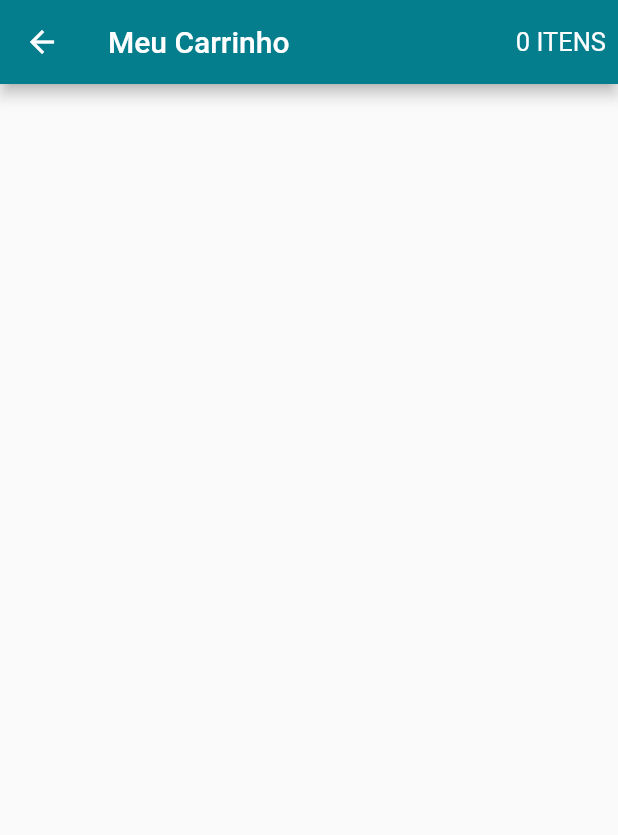
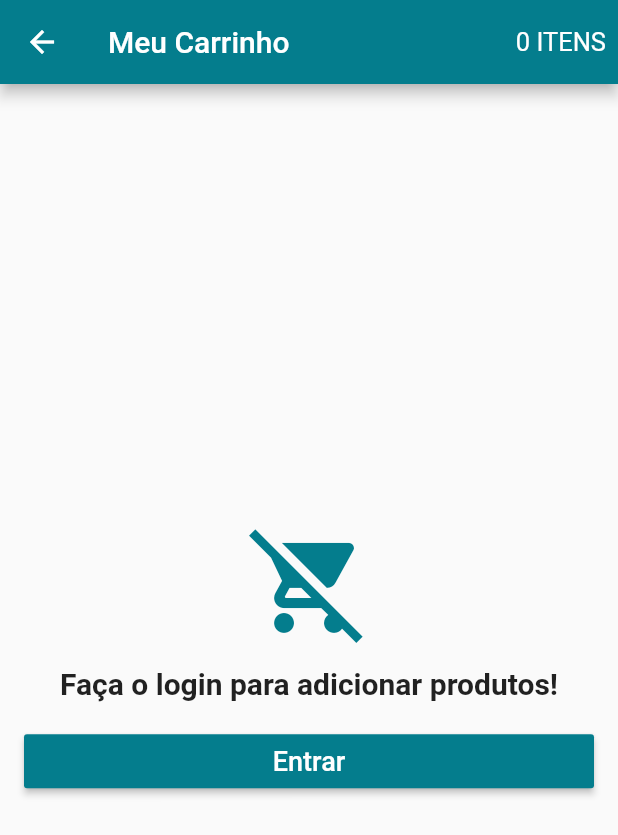
Before and after one commit to osvaldinei/openstoreapp_client, a Flutter app: the CartScreen screen opened directly, on a phone screen of 412 x 824 dp. Shown: the top 835 px of the screen. Run offline on Flutter 3.47's test engine with Material 2 defaults, Android fonts, the phone set to English and light mode, and no system bars; our stand-ins replace carousel_pro, cloud_firestore, firebase_auth, firebase_core, transparent_image; accounts and stored records are empty.

Commit message:
Body Cart

```diff
--- a/lib/models/cart_model.dart
+++ b/lib/models/cart_model.dart
@@ -8,6 +8,8 @@ class CartModel extends Model{
 
   UserModel user;
   List<CartProduct> products = [];
+
+  bool isLoading = false;
 
   CartModel(this.user);
 
--- a/lib/screens/cart_screen.dart
+++ b/lib/screens/cart_screen.dart
@@ -1,5 +1,7 @@
 import 'package:flutter/material.dart';
 import 'package:openstoreapp_client/models/cart_model.dart';
+import 'package:openstoreapp_client/models/user_model.dart';
+import 'package:openstoreapp_client/screens/login_screen.dart';
 import 'package:scoped_model/scoped_model.dart';
 
 class CartScreen extends StatelessWidget {
@@ -13,19 +15,66 @@ class CartScreen extends StatelessWidget {
             padding: EdgeInsets.only(right: 8.0),
             alignment: Alignment.center,
             child: ScopedModelDescendant<CartModel>(
-              builder: (context, child, model){
-                 int p = model.products.length;
+              builder: (context, child, model) {
+                int p = model.products.length;
                 return Text(
-                  "${p ?? 0} ${p == 1 ? "ITEM" : "ITENS" }",
+                  "${p ?? 0} ${p == 1 ? "ITEM" : "ITENS"}",
                   style: TextStyle(fontSize: 17.0),
                 );
               },
             ),
           )
         ],
+      ),
+      body: ScopedModelDescendant<CartModel>(
+        builder: (context, child, model) {
+          if (model.isLoading && UserModel.of(context).isLoggedIn()) {
+            return Center(
+              child: CircularProgressIndicator(),
+            );
+          } else if (!UserModel.of(context).isLoggedIn()) {
+            return Container(
+                padding: EdgeInsets.all(16.0),
+                child: Column(
+                  crossAxisAlignment: CrossAxisAlignment.stretch,
+                  mainAxisAlignment: MainAxisAlignment.center,
+                  children: [
+                    Icon(
+                      Icons.remove_shopping_cart,
+                      size: 80,
+                      color: Theme.of(context).primaryColor,
 
+                    ),
+                    SizedBox(height: 16.0,),
+                    Text("Faça o login para adicionar produtos!",
+                      style: TextStyle(fontSize: 20.0, fontWeight: FontWeight.bold),
+                      textAlign: TextAlign.center,
+                    ),
+                    SizedBox(height: 16.0,),
+                    RaisedButton(
+                      child: Text("Entrar", style: TextStyle(fontSize: 18.0),),
+                      textColor: Colors.white,
+                      color: Theme.of(context).primaryColor,
+                      onPressed: (){
+                        Navigator.of(context).push(
+                          MaterialPageRoute(builder: (context) => LoginScreen())
+                        );
+                      },
+
+                    )
+                  ],
+                ));
+          }else if ( model.products == null || model.products.length == 0){
+            return Center(
+              child: Text(
+                "Nenhum produto no carrinho!",
+                style: TextStyle(fontSize: 20.0, fontWeight: FontWeight.bold),
+                textAlign: TextAlign.center,
+              ),
+            );
+          }
+        },
       ),
-
     );
   }
 }
```
